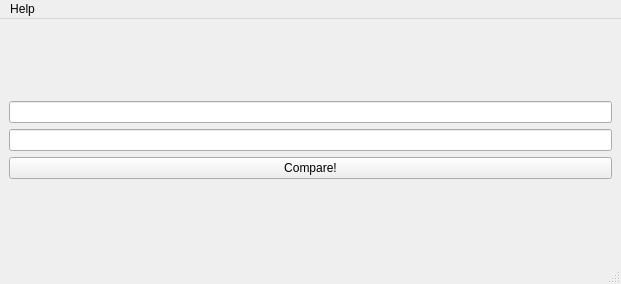
First picture: the form in ui/untitled.ui, repository cerealito/validate, before the edit.
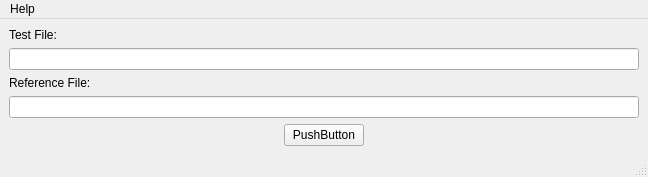
Second picture: the form after the edit.

What changed in the file:
```diff
--- a/ui/untitled.ui
+++ b/ui/untitled.ui
@@ -6,31 +6,80 @@
    <rect>
     <x>0</x>
     <y>0</y>
-    <width>621</width>
-    <height>284</height>
+    <width>648</width>
+    <height>173</height>
    </rect>
   </property>
   <property name="windowTitle">
    <string>MainWindow</string>
   </property>
   <widget class="QWidget" name="centralwidget">
-   <layout class="QGridLayout" name="gridLayout_2">
+   <layout class="QGridLayout" name="gridLayout">
+    <item row="1" column="0" colspan="3">
+     <widget class="QLineEdit" name="lineEdit"/>
+    </item>
+    <item row="4" column="2">
+     <spacer name="horizontalSpacer_2">
+      <property name="orientation">
+       <enum>Qt::Horizontal</enum>
+      </property>
+      <property name="sizeHint" stdset="0">
+       <size>
+        <width>268</width>
+        <height>20</height>
+       </size>
+      </property>
+     </spacer>
+    </item>
+    <item row="4" column="1">
+     <widget class="QPushButton" name="pushButton">
+      <property name="text">
+       <string>PushButton</string>
+      </property>
+     </widget>
+    </item>
+    <item row="3" column="0" colspan="3">
+     <widget class="QLineEdit" name="lineEdit_2"/>
+    </item>
+    <item row="4" column="0">
+     <spacer name="horizontalSpacer">
+      <property name="orientation">
+       <enum>Qt::Horizontal</enum>
+      </property>
+      <property name="sizeHint" stdset="0">
+       <size>
+        <width>269</width>
+        <height>20</height>
+       </size>
+      </property>
+     </spacer>
+    </item>
+    <item row="2" column="0">
+     <widget class="QLabel" name="label_2">
+      <property name="text">
+       <string>Reference File:</string>
+      </property>
+     </widget>
+    </item>
     <item row="0" column="0">
-     <layout class="QGridLayout" name="gridLayout">
-      <item row="1" column="0">
-       <widget class="QLineEdit" name="lineEdit"/>
-      </item>
-      <item row="2" column="0">
-       <widget class="QPushButton" name="pushButton">
-        <property name="text">
-         <string>Compare!</string>
-        </property>
-       </widget>
-      </item>
-      <item row="0" column="0">
-       <widget class="QLineEdit" name="lineEdit_2"/>
-      </item>
-     </layout>
+     <widget class="QLabel" name="label">
+      <property name="text">
+       <string>Test File:</string>
+      </property>
+     </widget>
+    </item>
+    <item row="5" column="0" colspan="3">
+     <spacer name="verticalSpacer">
+      <property name="orientation">
+       <enum>Qt::Vertical</enum>
+      </property>
+      <property name="sizeHint" stdset="0">
+       <size>
+        <width>20</width>
+        <height>40</height>
+       </size>
+      </property>
+     </spacer>
     </item>
    </layout>
   </widget>
@@ -39,16 +88,10 @@
     <rect>
      <x>0</x>
      <y>0</y>
-     <width>621</width>
-     <height>22</height>
+     <width>648</width>
+     <height>18</height>
     </rect>
    </property>
-   <property name="sizePolicy">
-    <sizepolicy hsizetype="MinimumExpanding" vsizetype="Minimum">
-     <horstretch>0</horstretch>
-     <verstretch>0</verstretch>
-    </sizepolicy>
-   </property>
    <widget class="QMenu" name="menuHelp">
     <property name="layoutDirection">
      <enum>Qt::LeftToRight</enum>
```
Left out of the diff: 10 changed lines with no effect on the pictures.
